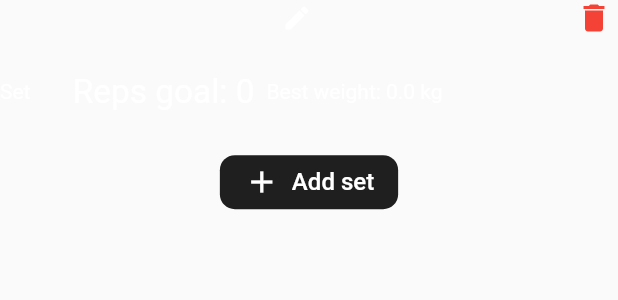
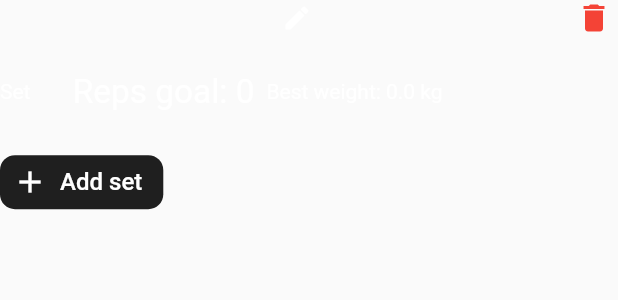
Before and after one commit to PeppeOsmio/lift_tracker, a Flutter app: the ExerciseRecordItem widget shown alone on an empty page, opened directly with empty values, on a phone screen of 412 x 824 dp. Shown: the top 300 px of the screen. Run offline on Flutter 3.47's test engine with Material 2 defaults, Android fonts, the phone set to English and light mode, and no system bars; our stand-ins replace flutter_riverpod, fluttericon, fluttertoast, shared_preferences, sqflite; missing offline and left inert: curved_animation_controller; accounts and stored records are empty; project files that could hold a hidden picture were left out.

Commit message:
fixed button

```diff
--- a/lib/ui/newsession.dart
+++ b/lib/ui/newsession.dart
@@ -528,10 +528,11 @@ class _ExerciseRecordItemState extends State<ExerciseRecordItem> {
   ExerciseRecord? startingRecord;
 
   Widget buildAddSetButton() {
-    return Center(
-        child: IntrinsicWidth(
+    return IntrinsicWidth(
       child: ElevatedButton(
         style: ButtonStyle(
+          padding: MaterialStateProperty.resolveWith(
+              (states) => EdgeInsets.only(left: 8, right: 14)),
           shape: MaterialStateProperty.all<RoundedRectangleBorder>(
               RoundedRectangleBorder(
             borderRadius: BorderRadius.circular(10),
@@ -563,7 +564,7 @@ class _ExerciseRecordItemState extends State<ExerciseRecordItem> {
           ],
         ),
       ),
-    ));
+    );
   }
 
   Widget buildExercise() {
@@ -578,7 +579,12 @@ class _ExerciseRecordItemState extends State<ExerciseRecordItem> {
         exerciseType: widget.exerciseData.type,
       ));
     }
-    temp.add(buildAddSetButton());
+    temp.add(Row(
+      mainAxisAlignment: MainAxisAlignment.start,
+      children: [
+        buildAddSetButton(),
+      ],
+    ));
     Column tempColumn = Column(children: temp);
     return SizedBox(
       width: width,
```
